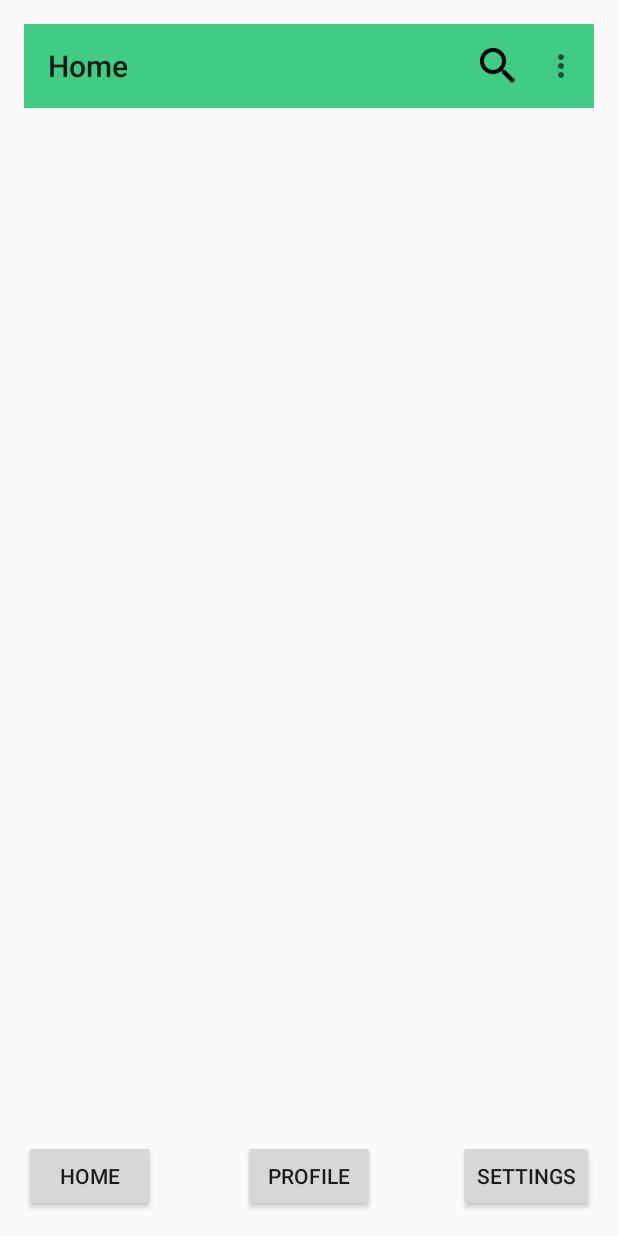
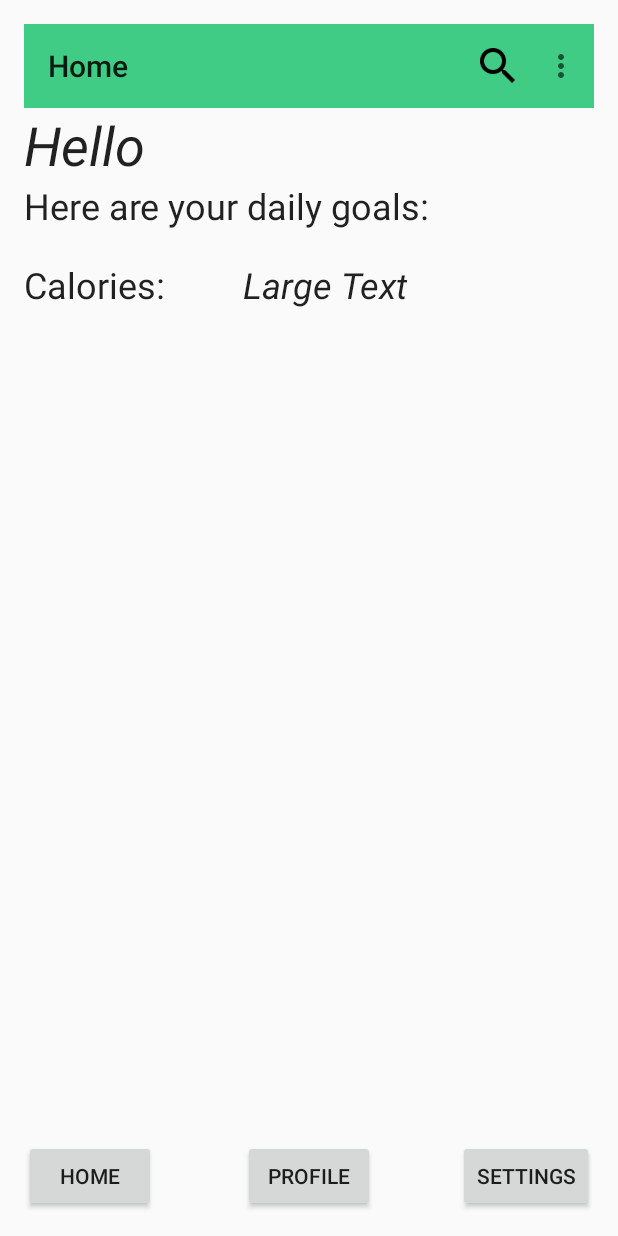
Before and after one commit to aaronlam100/NutriX, an Android app: the MainActivity screen opened directly, with no data from a screen before it, on a phone screen of 412 x 824 dp. Run offline under Robolectric (Android 15) with nearby library versions, the phone set to English and light mode, and no system bars; 2 statements that could not run were skipped.

Commit message:
Added algorithm for calories

```diff
--- a/app/src/main/java/com/nutrix/nutrix/MainActivity.java
+++ b/app/src/main/java/com/nutrix/nutrix/MainActivity.java
@@ -18,12 +18,14 @@ import android.widget.Button;
 import android.widget.EditText;
 import android.widget.TabHost;
 import android.support.v7.widget.Toolbar;
+import android.widget.TextView;
 
 public class MainActivity extends AppCompatActivity implements View.OnClickListener {
 
-    public static final String MyPREFERENCES = "Login";
-    SharedPreferences prefs;
+    UserLocalStore uls;
     private Toolbar toolbar;
+    TextView tvGreeting, tvCalories;
+    User user;
     Button bHome, bProfile, bSettings;
 
     @Override
@@ -31,11 +33,17 @@ public class MainActivity extends AppCompatActivity implements View.OnClickListe
         super.onCreate(savedInstanceState);
         setContentView(R.layout.activity_main);
 
+        uls = new UserLocalStore(this);
+        user = uls.getLoggedInUser();
+
         bHome = (Button) findViewById(R.id.bHome);
         bProfile = (Button) findViewById(R.id.bProfile);
         bSettings = (Button) findViewById(R.id.bSettings);
 
-        prefs = getSharedPreferences(MyPREFERENCES, Context.MODE_PRIVATE);
+        tvGreeting = (TextView) findViewById(R.id.tvGreeting);
+        tvCalories = (TextView) findViewById(R.id.tvCalories);
+        tvGreeting.setText(tvGreeting.getText() + " " + user.getName());
+        tvCalories.setText((int)user.getReqCalories() + " kcal");
 
         bHome.setOnClickListener(this);
         bProfile.setOnClickListener(this);
@@ -63,8 +71,7 @@ public class MainActivity extends AppCompatActivity implements View.OnClickListe
     @Override
     protected void onStart() {
         super.onStart();
-//        if (!prefs.contains("LoggedIn") && prefs.getBoolean("LoggedIn", true))
-        if (!prefs.getBoolean("LoggedIn", false))
+        if (uls.getLoggedInUser() == null)
             startActivity(new Intent(this, LoginRegisterActivity.class));
     }
 
--- a/app/src/main/res/layout/activity_main.xml
+++ b/app/src/main/res/layout/activity_main.xml
@@ -38,4 +38,47 @@
         android:layout_alignTop="@+id/bProfile"
         android:text="Settings" />
 
+    <TextView
+        android:layout_width="wrap_content"
+        android:layout_height="wrap_content"
+        android:textAppearance="?android:attr/textAppearanceLarge"
+        android:text="Hello "
+        android:id="@+id/tvGreeting"
+        android:layout_below="@+id/app_bar"
+        android:layout_alignParentStart="true"
+        android:textSize="36dp"
+        android:textStyle="italic" />
+
+    <TextView
+        android:layout_width="wrap_content"
+        android:layout_height="wrap_content"
+        android:textAppearance="?android:attr/textAppearanceLarge"
+        android:text="Here are your daily goals:"
+        android:id="@+id/goals"
+        android:layout_below="@+id/tvGreeting"
+        android:layout_alignParentStart="true"
+        android:textSize="24dp" />
+
+    <TextView
+        android:layout_width="wrap_content"
+        android:layout_height="wrap_content"
+        android:textAppearance="?android:attr/textAppearanceLarge"
+        android:text="Calories:"
+        android:id="@+id/calories"
+        android:textSize="24dp"
+        android:layout_below="@+id/goals"
+        android:layout_alignParentStart="true"
+        android:layout_marginTop="20dp" />
+
+    <TextView
+        android:layout_width="wrap_content"
+        android:layout_height="wrap_content"
+        android:textAppearance="?android:attr/textAppearanceLarge"
+        android:text="Large Text"
+        android:id="@+id/tvCalories"
+        android:layout_alignTop="@+id/calories"
+        android:layout_alignStart="@+id/bProfile"
+        android:textSize="24dp"
+        android:textStyle="italic" />
+
 </RelativeLayout>
```
Also changed, not shown: app/src/main/java/com/nutrix/nutrix/User.java (+32 -0 lines).
